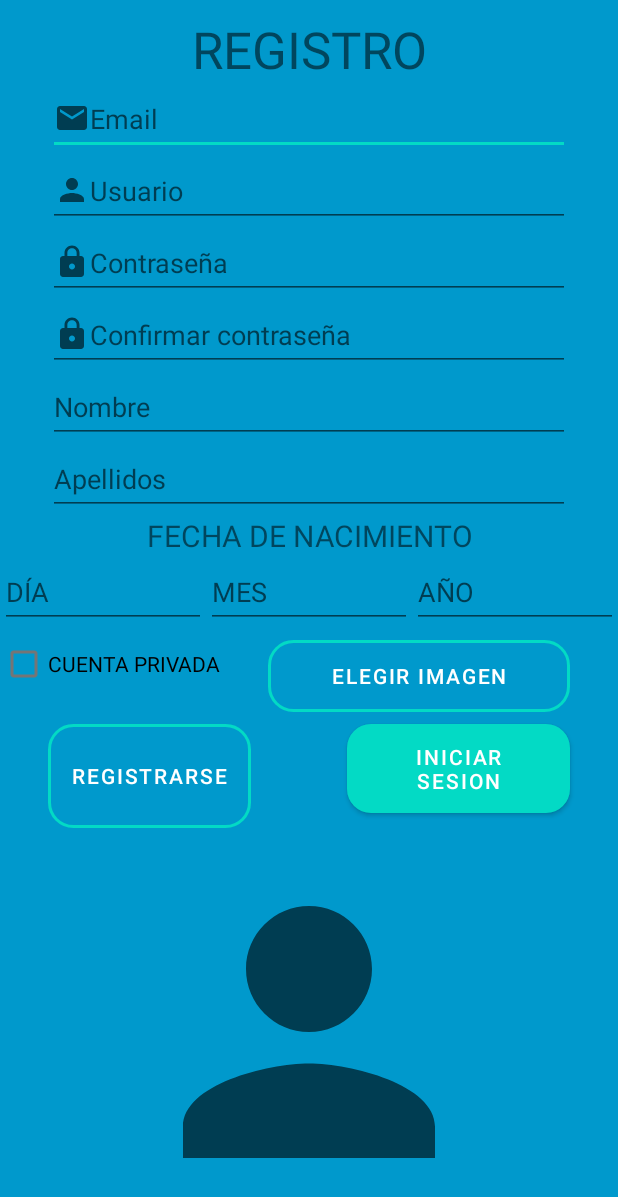
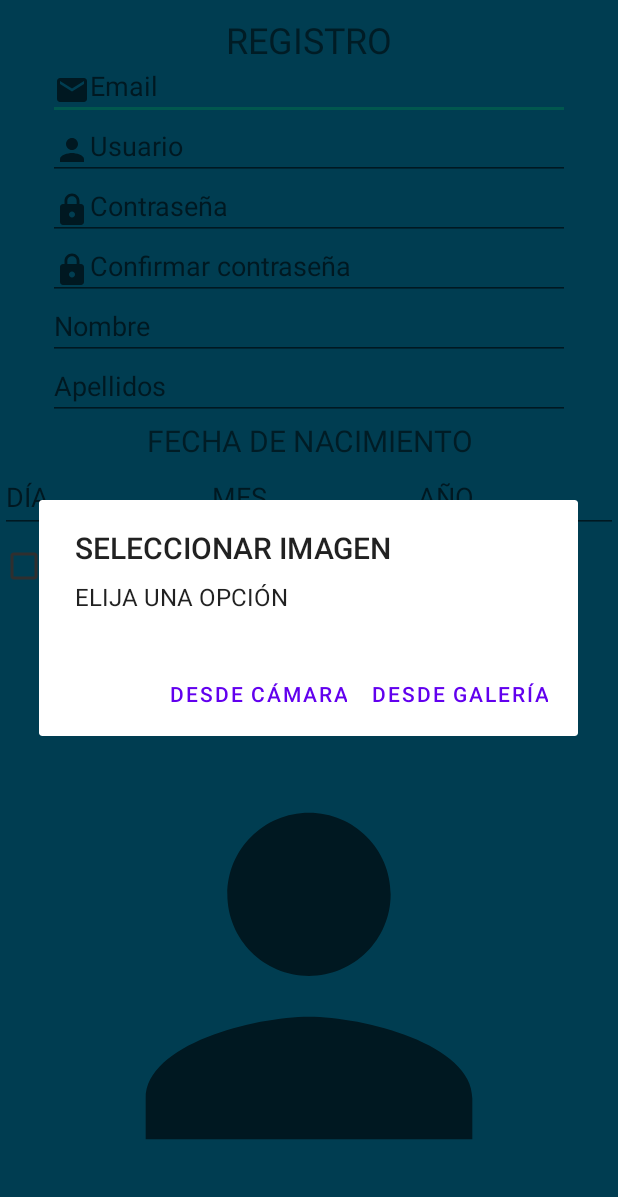
Before and after one commit to dbermo99/ProyectoDamFin, an Android app: the RegistroActivity screen opened directly, with no data from a screen before it, after a tap on "ELEGIR IMAGEN", on a phone screen of 412 x 824 dp. Shown: the top 1197 px of the screen. Run offline under Robolectric (Android 15) with nearby library versions, the phone set to English and light mode, and no system bars; our stand-ins replace Volley; network calls fail.

Commit message:
diseño registro

```diff
--- a/ProyectoFinal/app/src/main/java/com/example/proyectofinal/RegistroActivity.java
+++ b/ProyectoFinal/app/src/main/java/com/example/proyectofinal/RegistroActivity.java
@@ -2,6 +2,7 @@ package com.example.proyectofinal;
 
 import androidx.annotation.Nullable;
 import androidx.annotation.RequiresApi;
+import androidx.appcompat.app.AlertDialog;
 import androidx.appcompat.app.AppCompatActivity;
 
 import android.app.ProgressDialog;
@@ -65,7 +66,8 @@ public class RegistroActivity extends AppCompatActivity {
     String nombreFichero; //NOMBRE CON EL QUE SE SUBIRÁ LA IMAGEN
 
     Bitmap bitmap; //MAPA DE BITS DE UNA IMAGEN (PARA REPRESENTAR IMAGENES)
-    int PICK_IMAGE_REQUEST = 1; //PARA SABER QUE LA IMAGEN HA SIDO SELECCIONADA DESDE LA GALERÍA
+    int IMAGEN_GALERIA = 1; //PARA SABER QUE LA IMAGEN HA SIDO SELECCIONADA DESDE LA GALERÍA
+    int IMAGEN_CAMARA = 101;
 
     SharedPreferences preferences;
     SharedPreferences.Editor editor;
@@ -102,7 +104,7 @@ public class RegistroActivity extends AppCompatActivity {
         preferences = getSharedPreferences("preferenciasLogin", Context.MODE_PRIVATE);
         editor = preferences.edit();
 
-        btnBuscarRegistro.setOnClickListener(v -> showFileChooser());
+        btnBuscarRegistro.setOnClickListener(v -> mostrarOpciones());
 
         registrarseBtn.setOnClickListener(view -> {
             usuario = usuarioText.getText().toString();
@@ -328,6 +330,25 @@ public class RegistroActivity extends AppCompatActivity {
         requestQueue.add(stringRequest);
     }
 
+    private void mostrarOpciones() {
+        AlertDialog.Builder myBuilder = new AlertDialog.Builder(this);
+        myBuilder.setMessage("ELIJA UNA OPCIÓN");
+        myBuilder.setTitle("SELECCIONAR IMAGEN");
+        myBuilder.setPositiveButton("DESDE GALERÍA", (dialogInterface, i) -> showFileChooser());
+        myBuilder.setNegativeButton("DESDE CÁMARA", (dialog, i) -> abrirCamara());
+        //myBuilder.setNeutralButton("OTRA OPCIÓN", (dialog, i) -> abrirCamara());//--SI HUBIERA MÁS OPCIONES SE PONE setNeutralButton
+
+        AlertDialog dialog = myBuilder.create();
+        dialog.show();
+    }
+
+    private void abrirCamara() {
+        Intent intent = new Intent(MediaStore.ACTION_IMAGE_CAPTURE);
+        startActivityForResult(intent,IMAGEN_CAMARA);
+        //LA LINEA ANTERIOR LLAMA AL onActivityResult
+        //IMAGEN_CAMARA ES EL CODIGO QUE ENVIAMOS PARA SABER QUE LA ACCIÓN QUE QUEREMOS HACER ES ABRIR LA CÁMARA
+    }
+
     public String getStringImagen(Bitmap bmp) {
         //CONVIERTE LA IMAGEN EN UN STRING PARA QUE PUEDA SER ENVIADA AL SERVIDOR
         ByteArrayOutputStream baos = new ByteArrayOutputStream();
@@ -342,8 +363,8 @@ public class RegistroActivity extends AppCompatActivity {
         Intent intent = new Intent();
         intent.setType("image/*"); //MUESTRA LAS IMÁGENES DE LA GALERÍA
         intent.setAction(Intent.ACTION_GET_CONTENT); //PERMITE SELECCIONAR LA IMAGEN
-        startActivityForResult(Intent.createChooser(intent, "Seleciona imagen"), PICK_IMAGE_REQUEST);
-        //EL MÉTODO ANTERIOR LLAMA AL onActivityResult
+        startActivityForResult(Intent.createChooser(intent, "Seleciona imagen"), IMAGEN_GALERIA);
+        //LA LINEA ANTERIOR LLAMA AL onActivityResult
         imagenSeleccionada = true;
     }
 
@@ -352,17 +373,26 @@ public class RegistroActivity extends AppCompatActivity {
         super.onActivityResult(requestCode, resultCode, data);
 
         //COMPROBAMOS SI LA IMAGEN LA HEMOS OBTENIDO DESDE LA GALERIA, HA SIDO CORRECTO Y LOS DATOS NO SON NULOS
-        if (requestCode == PICK_IMAGE_REQUEST && resultCode == RESULT_OK && data != null && data.getData() != null) {
+        if (requestCode == IMAGEN_GALERIA && resultCode == RESULT_OK && data != null && data.getData() != null) {
             Uri filePath = data.getData();
             try {
                 //OBTENEMOS EL BITMAP DE LA IMAGEN SELECCIONADA
                 bitmap = MediaStore.Images.Media.getBitmap(getContentResolver(), filePath);
-                //ENVIAMOS LA IMAGEN AL IMAGEVIEW
-                iv.setImageBitmap(bitmap);
             } catch (IOException e) {
                 e.printStackTrace();
             }
         }
+
+        //COMPROBAMOS SI LA IMAGEN LA HEMOS OBTENIDO DESDE LA CÁMARA Y HA SIDO CORRECTO
+        if(requestCode == IMAGEN_CAMARA && resultCode == RESULT_OK) {
+            //CREAMOS UN BITMAP CON LA IMAGEN TOMADA DE LA CÁMARA
+            bitmap = (Bitmap) data.getExtras().get("data");
+        }
+
+        //ENVIAMOS LA IMAGEN AL IMAGEVIEW
+        iv.setImageBitmap(bitmap);
+        //INDICAMOS QUE HEMOS SELECCIONADO UNA IMAGEN PARA PODER CREAR LA PUBLICACIÓN
+        imagenSeleccionada = true;
     }
 
     private void obtenerId(String URL) {
--- a/ProyectoFinal/app/src/main/res/layout/activity_registro.xml
+++ b/ProyectoFinal/app/src/main/res/layout/activity_registro.xml
@@ -21,16 +21,16 @@
         <TextView
             android:id="@+id/textView"
             android:layout_width="match_parent"
-            android:layout_height="wrap_content"
+            android:layout_height="30dp"
             android:layout_marginTop="10dp"
             android:gravity="center"
             android:text="REGISTRO"
-            android:textSize="34sp" />
+            android:textSize="24sp" />
 
         <EditText
             android:id="@+id/emailText"
             android:layout_width="match_parent"
-            android:layout_height="wrap_content"
+            android:layout_height="40dp"
             android:layout_marginStart="32dp"
             android:layout_marginEnd="32dp"
             android:drawableLeft="@drawable/ic_baseline_email_24"
@@ -42,7 +42,7 @@
         <EditText
             android:id="@+id/usuarioText"
             android:layout_width="match_parent"
-            android:layout_height="wrap_content"
+            android:layout_height="40dp"
             android:layout_marginStart="32dp"
             android:layout_marginEnd="32dp"
             android:drawableLeft="@drawable/ic_baseline_person_24"
@@ -54,7 +54,7 @@
         <EditText
             android:id="@+id/claveText"
             android:layout_width="match_parent"
-            android:layout_height="wrap_content"
+            android:layout_height="40dp"
             android:layout_marginStart="32dp"
             android:layout_marginEnd="32dp"
             android:drawableLeft="@drawable/ic_baseline_lock_24"
@@ -66,7 +66,7 @@
         <EditText
             android:id="@+id/clave2Text"
             android:layout_width="match_parent"
-            android:layout_height="wrap_content"
+            android:layout_height="40dp"
             android:layout_marginStart="32dp"
             android:layout_marginEnd="32dp"
             android:drawableLeft="@drawable/ic_baseline_lock_24"
@@ -78,7 +78,7 @@
         <EditText
             android:id="@+id/nombreText"
             android:layout_width="match_parent"
-            android:layout_height="wrap_content"
+            android:layout_height="40dp"
             android:layout_marginStart="32dp"
             android:layout_marginEnd="32dp"
             android:ems="10"
@@ -89,7 +89,7 @@
         <EditText
             android:id="@+id/apellidosText"
             android:layout_width="match_parent"
-            android:layout_height="wrap_content"
+            android:layout_height="40dp"
             android:layout_marginStart="32dp"
             android:layout_marginEnd="32dp"
             android:ems="10"
@@ -147,7 +147,7 @@
             <CheckBox
                 android:id="@+id/privadaCbx"
                 android:layout_width="wrap_content"
-                android:layout_height="wrap_content"
+                android:layout_height="40dp"
                 android:text="CUENTA PRIVADA" />
 
             <Button
@@ -159,6 +159,7 @@
                 android:layout_marginEnd="32dp"
                 android:background="@drawable/button_rounded_border"
                 android:text="Elegir Imagen"
+                android:textSize="10sp"
                 app:backgroundTint="@null" />
         </LinearLayout>
 
@@ -170,25 +171,28 @@
             <Button
                 android:id="@+id/registrarseBtn"
                 android:layout_width="wrap_content"
-                android:layout_height="match_parent"
+                android:layout_height="wrap_content"
                 android:layout_marginStart="32dp"
                 android:layout_marginTop="8dp"
                 android:layout_marginEnd="32dp"
                 android:background="@drawable/button_rounded_border"
                 android:text="REGISTRARSE"
+                android:textSize="10sp"
                 app:backgroundTint="@null" />
 
             <Button
                 android:id="@+id/iniciarSesionBtn"
                 android:layout_width="wrap_content"
-                android:layout_height="match_parent"
+                android:layout_height="wrap_content"
                 android:layout_marginStart="32dp"
                 android:layout_marginTop="8dp"
                 android:layout_marginEnd="32dp"
                 android:layout_marginBottom="10dp"
                 android:background="@drawable/button_rounded"
                 android:text="INICIAR SESION"
-                app:backgroundTint="@null" />
+                android:textSize="10sp"
+                app:backgroundTint="@null"
+                tools:ignore="TouchTargetSizeCheck" />
         </LinearLayout>
 
         <ImageView
```
Also changed, not shown: ProyectoFinal/app/src/main/java/com/example/proyectofinal/PublicarActivity.java (+31 -1 lines).
